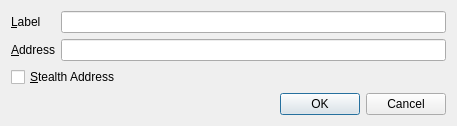
Qt form src/qt/forms/editaddressdialog.ui (CoinBuild/AmsterdamCoin) before a commit.
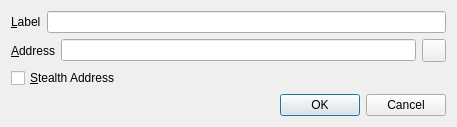
The same form after that commit. Icons and pictures are not drawn.

Diff of the .ui file:
```diff
--- a/src/qt/forms/editaddressdialog.ui
+++ b/src/qt/forms/editaddressdialog.ui
@@ -13,13 +13,10 @@
   <property name="windowTitle">
    <string>Edit Address</string>
   </property>
-  <layout class="QVBoxLayout" name="verticalLayout">
-   <item>
-    <layout class="QFormLayout" name="formLayout">
-     <property name="fieldGrowthPolicy">
-      <enum>QFormLayout::AllNonFixedFieldsGrow</enum>
-     </property>
-     <item row="0" column="0">
+  <layout class="QGridLayout" name="gridLayout_2">
+   <item row="0" column="0">
+    <layout class="QHBoxLayout" name="horizontalLayout_4">
+     <item>
       <widget class="QLabel" name="label">
        <property name="text">
         <string>&amp;Label</string>
@@ -29,14 +26,18 @@
        </property>
       </widget>
      </item>
-     <item row="0" column="1">
+     <item>
       <widget class="QLineEdit" name="labelEdit">
        <property name="toolTip">
         <string>The label associated with this address book entry</string>
        </property>
       </widget>
      </item>
-     <item row="1" column="0">
+    </layout>
+   </item>
+   <item row="1" column="0">
+    <layout class="QHBoxLayout" name="horizontalLayout_3">
+     <item>
       <widget class="QLabel" name="label_2">
        <property name="text">
         <string>&amp;Address</string>
@@ -46,23 +47,40 @@
        </property>
       </widget>
      </item>
-     <item row="1" column="1">
+     <item>
       <widget class="QLineEdit" name="addressEdit">
        <property name="toolTip">
         <string>The address associated with this address book entry. This can only be modified for sending addresses.</string>
        </property>
       </widget>
      </item>
-     <item row="2" column="0" colspan="2">
-      <widget class="QCheckBox" name="stealthCB">
+     <item>
+      <widget class="QToolButton" name="EditAddressPasteButton">
+       <property name="toolTip">
+        <string>Paste address from clipboard</string>
+       </property>
        <property name="text">
-        <string>&amp;Stealth Address</string>
+        <string/>
+       </property>
+       <property name="icon">
+        <iconset resource="../bitcoin.qrc">
+         <normaloff>:/icons/editpaste</normaloff>:/icons/editpaste</iconset>
+       </property>
+       <property name="shortcut">
+        <string>Alt+P</string>
        </property>
       </widget>
      </item>
     </layout>
    </item>
-   <item>
+   <item row="2" column="0">
+    <widget class="QCheckBox" name="stealthCB">
+     <property name="text">
+      <string>&amp;Stealth Address</string>
+     </property>
+    </widget>
+   </item>
+   <item row="3" column="0">
     <widget class="QDialogButtonBox" name="buttonBox">
      <property name="orientation">
       <enum>Qt::Horizontal</enum>
```
Left out of the diff: 4 changed lines with no effect on the pictures.
